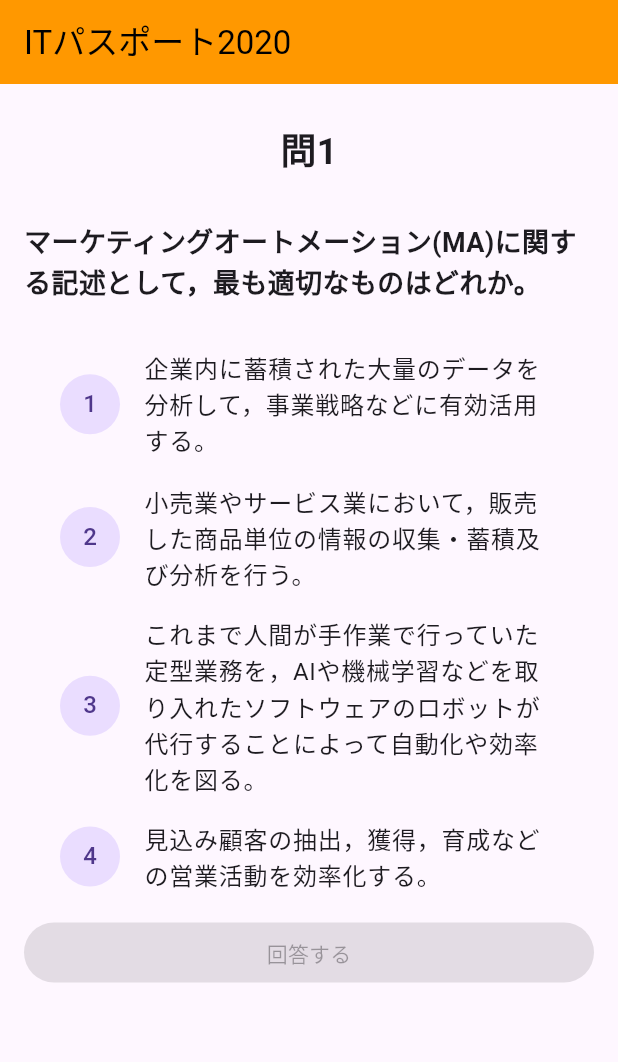
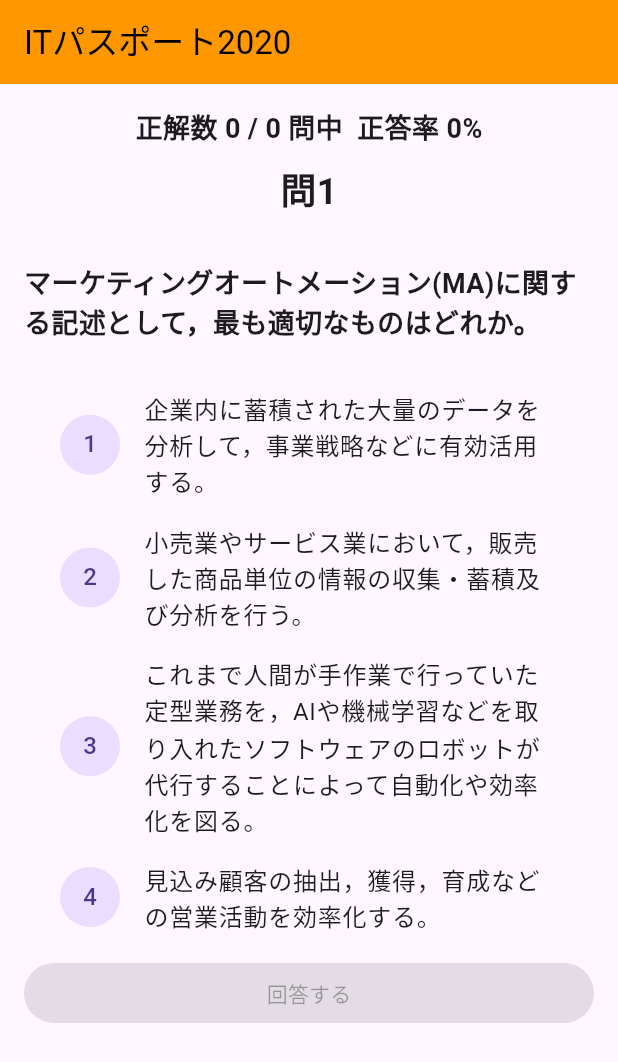
Before and after one commit to gothedistance/it_passport_training_app, a Flutter app: the screen it shows after launch, on a phone screen of 412 x 824 dp. Shown: the top 1062 px of the screen. Run offline on Flutter 3.47's test engine with Material 3 defaults, Android fonts, the phone set to English and light mode, and no system bars.

Commit message:
20250403

```diff
--- a/lib/data.dart
+++ b/lib/data.dart
@@ -1,13 +1,17 @@
 import 'package:it_passport_training_app/feature/core/quiz.dart';
 
-const dummyData = {
+const List<Map<String, dynamic>> dummyData = [
+  {
     "version": "令和６年",
     "id": 1,
     "question": "マーケティングオートメーション(MA)に関する記述として，最も適切なものはどれか。",
     "choice_questions": [
       {"key": "ア", "value": "企業内に蓄積された大量のデータを分析して，事業戦略などに有効活用する。    "},
       {"key": "イ", "value": "小売業やサービス業において，販売した商品単位の情報の収集・蓄積及び分析を行う。"},
-    {"key": "ウ", "value": "これまで人間が手作業で行っていた定型業務を，AIや機械学習などを取り入れたソフトウェアのロボットが代行することによって自動化や効率化を図る。"},
+      {
+        "key": "ウ",
+        "value": "これまで人間が手作業で行っていた定型業務を，AIや機械学習などを取り入れたソフトウェアのロボットが代行することによって自動化や効率化を図る。",
+      },
       {"key": "エ", "value": "見込み顧客の抽出，獲得，育成などの営業活動を効率化する。"},
     ],
     "classification": "ストラテジ系 > 経営戦略マネジメント > マーケティング",
@@ -22,6 +26,31 @@ const dummyData = {
         {"key": "エ", "kaisetu": "正しい。マーケティングオートメーションに関する記述です。"},
       ],
     },
-};
+  },
+  {
+    "version": "令和６年",
+    "id": 2,
+    "question":
+        "情報システムに不正に侵入し，サービスを停止させて社会的混乱を生じさせるような行為に対して，国全体で体系的に防御施策を講じるための基本理念を定め，国の責務などを明らかにした法律はどれか。",
+    "choice_questions": [
+      {"key": "ア", "value": "公益通報者保護法"},
+      {"key": "イ", "value": "サイバーセキュリティ基本法"},
+      {"key": "ウ", "value": "不正アクセス禁止法"},
+      {"key": "エ", "value": "プロバイダ責任制限法"},
+    ],
+    "classification": "ストラテジ系 > 法務 > セキュリティ関連法規",
+    "answer": 2,
+    "descriptions": {
+      "summary": "サイバーセキュリティ基本法は...",
+      "answer": [
+        {"key": "ア", "kaisetu": "公益通報者保護法は..."},
+        {"key": "イ", "kaisetu": "正しい。サイバーセキュリティ基本法は..."},
+        {"key": "ウ", "kaisetu": "不正アクセス禁止法は..."},
+        {"key": "エ", "kaisetu": "プロバイダ責任制限法は..."},
+      ],
+    },
+  },
+];
 
-final quizData = Quiz.fromJson(dummyData);
+//final quizData = Quiz.fromJson(dummyData[1]);
+final List<Quiz> quizList = dummyData.map((data) => Quiz.fromJson(data)).toList();
--- a/lib/feature/core/quiz.dart
+++ b/lib/feature/core/quiz.dart
@@ -18,6 +18,7 @@ class Quiz {
     required this.descriptions,
   });
   // コンストラクタ(クラスの変数ではない引数を元にオブジェクトを作るキーワードがfactory)
+  //factory Quiz.fromJson(Map<String, dynamic> json) {
   factory Quiz.fromJson(Map<String, dynamic> json) {
     return Quiz(
       version: json['version'] as String,
--- a/lib/feature/quiz/components/choices_widget.dart
+++ b/lib/feature/quiz/components/choices_widget.dart
@@ -21,7 +21,6 @@ class ChoicesWidget extends StatefulWidget {
 
 class _ChoicesWidgetState extends State<ChoicesWidget> {
   int selected = 0;
-  bool choice_visible = false;
 
   @override
   Widget build(BuildContext context) {
--- a/lib/feature/quiz/quiz_screen.dart
+++ b/lib/feature/quiz/quiz_screen.dart
@@ -16,18 +16,23 @@ class QuizScreen extends StatefulWidget {
 }
 
 class QuizScreenState extends State<QuizScreen> {
+  int currentIndex = 0; // 現在の問題番号
   int selected = 0;
   int selectAnswer = 0;
+  int correctAnswers = 0; // 正解数
+  int totalAnswers = 0; // 回答数
   bool choiceVisible = false;
   bool visible = false;
 
   @override
   Widget build(BuildContext context) {
+    // 現在の問題
+    final quizData = quizList[currentIndex];
     return MaterialApp(
       home: Scaffold(
         appBar: AppBar(
           centerTitle: false,
-          title: const Text('ITパスポート2020', style: TextStyle(color: Colors.black)),
+          title: Text('ITパスポート2020', style: TextStyle(color: Colors.black)),
           backgroundColor: Colors.orange,
         ),
         body: SingleChildScrollView(
@@ -35,6 +40,13 @@ class QuizScreenState extends State<QuizScreen> {
             padding: const EdgeInsets.all(16.0),
             child: Column(
               children: [
+                // 問題数 正答率
+                Text(
+                  correctAnswers == 0
+                      ? "正解数 $correctAnswers / $totalAnswers 問中  正答率 0%"
+                      : "正解数 $correctAnswers / $totalAnswers 問中  正答率 ${((correctAnswers / totalAnswers) * 100)}%",
+                  style: TextStyle(fontSize: 18, fontWeight: FontWeight.bold),
+                ),
                 // 問題数
                 QuestionNumberWidget(number: quizData.id),
                 // 問題
@@ -49,28 +61,52 @@ class QuizScreenState extends State<QuizScreen> {
                         choiceVisible = true;
                       }),
                 ),
+                // 回答ボタン
                 AnswerButton(
                   onPressed:
                       // 回答選択時のフラグを識別
                       choiceVisible == true
                           ? () {
                             setState(() {
+                              totalAnswers++; // 回答数カウント
+                              visible = true;
                               selectAnswer = selected + 1;
-                              selectAnswer == quizData.answer ? visible = true : visible = false;
-                              // 選択された回答が正解か不正解かを判定
-                              visible == true
-                                  ? showAnswerDialog(context, "正解！", "○", Colors.green)
-                                  : showAnswerDialog(context, "残念‥", "×", Colors.red);
+                              if (selectAnswer == quizData.answer) {
+                                correctAnswers++; // 正解数カウント
+                                showAnswerDialog(context, "正解！", "○", Colors.green);
+                              } else {
+                                showAnswerDialog(context, "残念‥", "×", Colors.red);
+                              }
                             });
                           }
                           : null,
                 ),
-                //分類
+                // 分類
                 if (visible) ...[
                   ClassificationWidget(classification: quizData.classification),
-                  //正解
+                  // 正解
                   AnswerWidget(answer: quizData.answer),
                   DescriptionWidget(description: quizData.descriptions),
+                  // 次の問題へ
+                  SizedBox(
+                    width: double.infinity,
+                    child: FilledButton(
+                      onPressed: () {
+                        setState(() {
+                          if (currentIndex < quizList.length - 1) {
+                            currentIndex++; // 次の問題へ進む
+                            choiceVisible = false; // 回答ボタン非活性
+                            visible = false; // 正解等を非表示
+                            selected = 0;
+                          } else {
+                            // 全問終了
+                            showAnswerDialog(context, "お疲れ様でした！", "✔", Colors.blue);
+                          }
+                        });
+                      },
+                      child: Padding(padding: const EdgeInsets.all(8.0), child: Text("次の問題へ")),
+                    ),
+                  ),
                 ],
               ],
             ),
```
Lines whose indentation alone changed are shown as unchanged.
